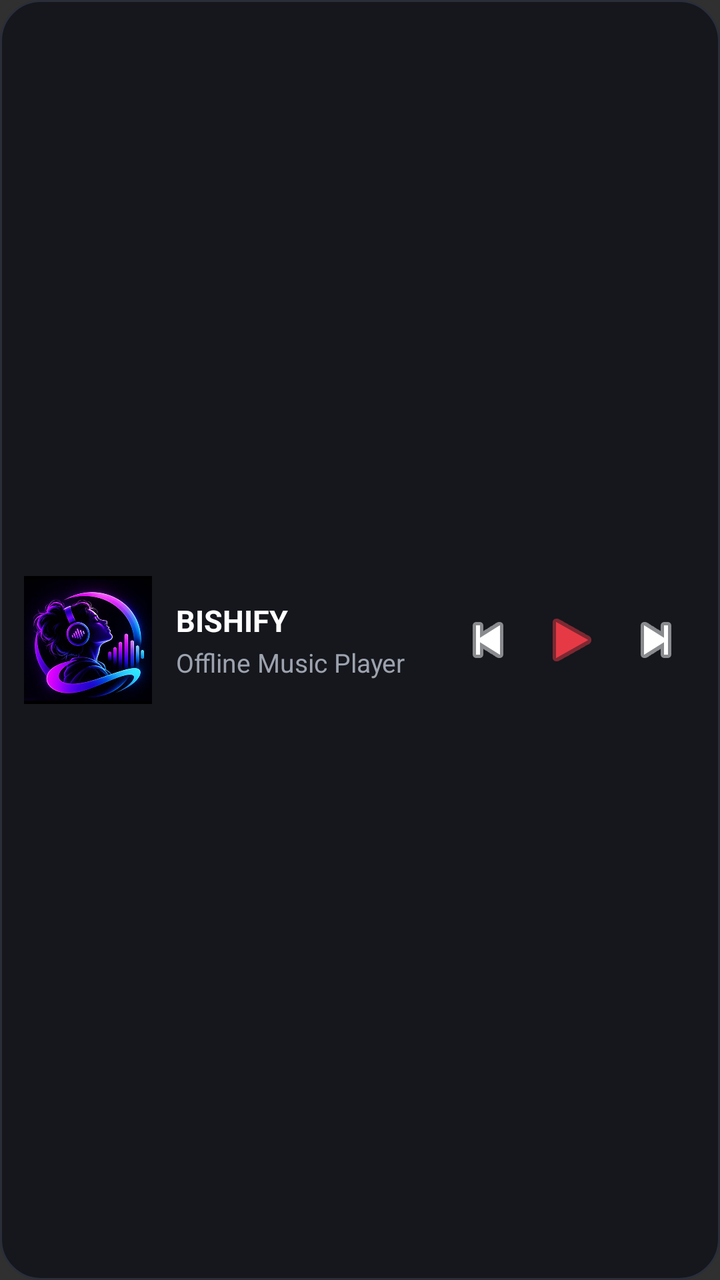
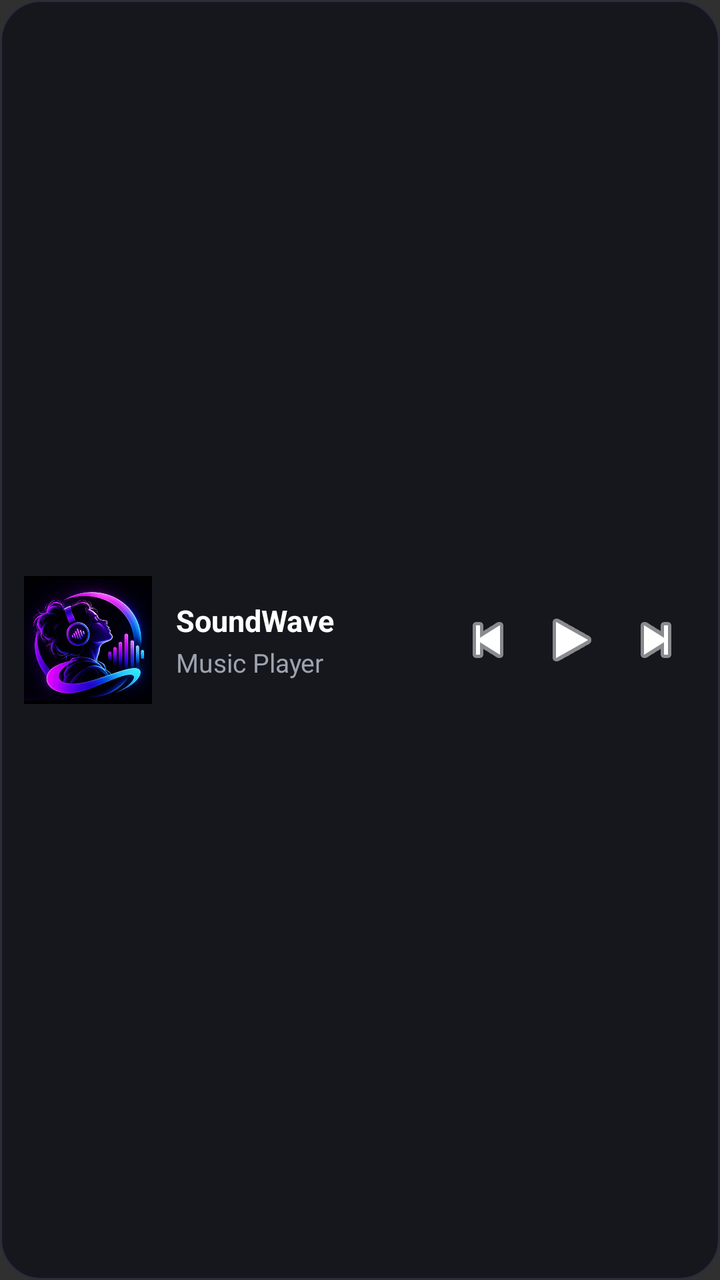

Before-and-after screenshots of an Android layout around one commit, followed by the original layout XML and the change that was made.
<!-- AndroidManifest.xml: application theme android:Theme.Material.NoActionBar -->
<!-- res/layout/widget_soundwave_layout.xml -->
﻿<?xml version="1.0" encoding="utf-8"?>
<LinearLayout xmlns:android="http://schemas.android.com/apk/res/android"
    android:id="@+id/widget_root"
    android:layout_width="match_parent"
    android:layout_height="match_parent"
    android:orientation="horizontal"
    android:gravity="center_vertical"
    android:padding="12dp"
    android:background="@drawable/widget_background">

    <ImageView
        android:id="@+id/widget_artwork"
        android:layout_width="64dp"
        android:layout_height="64dp"
        android:scaleType="centerCrop"
        android:src="@drawable/soundwave_logo_branded"
        android:contentDescription="Album Art" />

    <LinearLayout
        android:layout_width="0dp"
        android:layout_height="wrap_content"
        android:layout_weight="1"
        android:layout_marginStart="12dp"
        android:layout_marginEnd="8dp"
        android:orientation="vertical">

        <TextView
            android:id="@+id/widget_title"
            android:layout_width="match_parent"
            android:layout_height="wrap_content"
            android:text="BISHIFY"
            android:textColor="#FFFFFF"
            android:textSize="15sp"
            android:textStyle="bold"
            android:maxLines="1"
            android:ellipsize="end" />

        <TextView
            android:id="@+id/widget_artist"
            android:layout_width="match_parent"
            android:layout_height="wrap_content"
            android:layout_marginTop="2dp"
            android:text="Offline Music Player"
            android:textColor="#9DA3AE"
            android:textSize="13sp"
            android:maxLines="1"
            android:ellipsize="end" />
    </LinearLayout>

    <LinearLayout
        android:layout_width="wrap_content"
        android:layout_height="wrap_content"
        android:gravity="center_vertical"
        android:orientation="horizontal">

        <ImageButton
            android:id="@+id/widget_btn_prev"
            android:layout_width="40dp"
            android:layout_height="40dp"
            android:background="?android:attr/selectableItemBackgroundBorderless"
            android:src="@android:drawable/ic_media_previous"
            android:tint="#FFFFFF"
            android:contentDescription="Previous" />

        <ImageButton
            android:id="@+id/widget_btn_play_pause"
            android:layout_width="44dp"
            android:layout_height="44dp"
            android:background="?android:attr/selectableItemBackgroundBorderless"
            android:src="@android:drawable/ic_media_play"
            android:tint="#E63946"
            android:contentDescription="Play/Pause" />

        <ImageButton
            android:id="@+id/widget_btn_next"
            android:layout_width="40dp"
            android:layout_height="40dp"
            android:background="?android:attr/selectableItemBackgroundBorderless"
            android:src="@android:drawable/ic_media_next"
            android:tint="#FFFFFF"
            android:contentDescription="Next" />
    </LinearLayout>
</LinearLayout>
<!-- resources referenced by this layout -->
<resources>
  <!-- drawable soundwave_logo_branded: png bitmap (drawable, 416159 bytes) -->
  <!-- drawable widget_background (drawable) -->
  <?xml version="1.0" encoding="utf-8"?>
  <shape xmlns:android="http://schemas.android.com/apk/res/android"
      android:shape="rectangle">
      <solid android:color="#F014161C" />
      <stroke
          android:width="1dp"
          android:color="#2A2E39" />
      <corners android:radius="20dp" />
  </shape>
</resources>

<!-- the commit's change to res/layout/widget_soundwave_layout.xml (unified diff, before → after) -->
@@ -1,4 +1,4 @@
-﻿<?xml version="1.0" encoding="utf-8"?>
+<?xml version="1.0" encoding="utf-8"?>
 <LinearLayout xmlns:android="http://schemas.android.com/apk/res/android"
     android:id="@+id/widget_root"
     android:layout_width="match_parent"
@@ -28,7 +28,7 @@
             android:id="@+id/widget_title"
             android:layout_width="match_parent"
             android:layout_height="wrap_content"
-            android:text="BISHIFY"
+            android:text="SoundWave"
             android:textColor="#FFFFFF"
             android:textSize="15sp"
             android:textStyle="bold"
@@ -40,7 +40,7 @@
             android:layout_width="match_parent"
             android:layout_height="wrap_content"
             android:layout_marginTop="2dp"
-            android:text="Offline Music Player"
+            android:text="Music Player"
             android:textColor="#9DA3AE"
             android:textSize="13sp"
             android:maxLines="1"
@@ -68,7 +68,7 @@
             android:layout_height="44dp"
             android:background="?android:attr/selectableItemBackgroundBorderless"
             android:src="@android:drawable/ic_media_play"
-            android:tint="#E63946"
+            android:tint="#FFFFFF"
             android:contentDescription="Play/Pause" />
 
         <ImageButton
